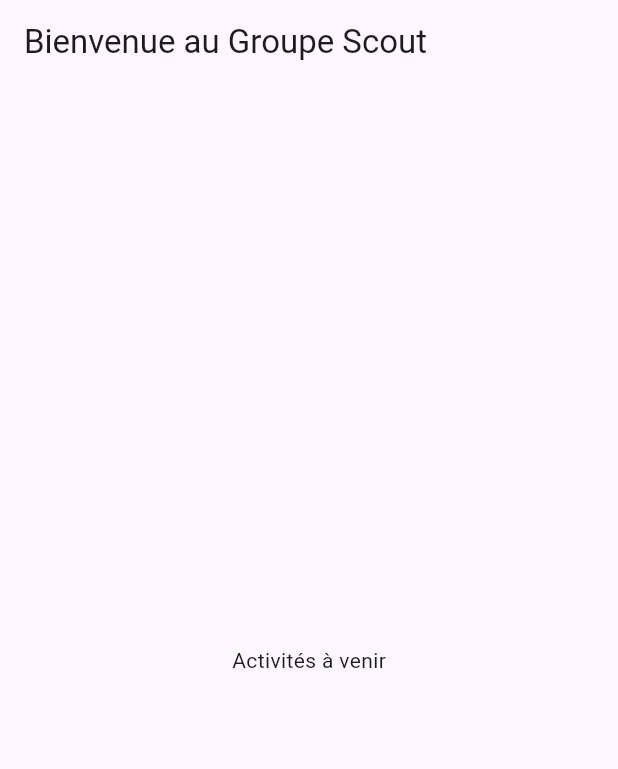
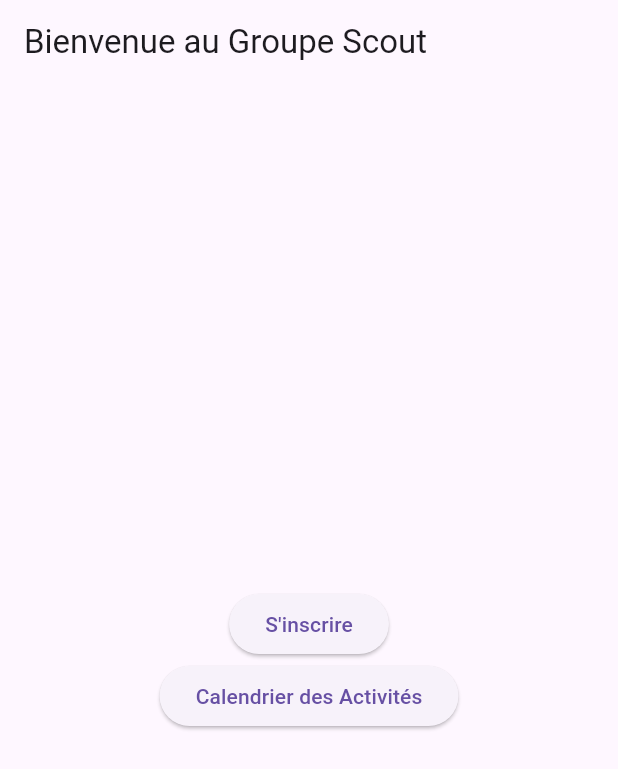
Before and after one commit to paisible7/routespoir, a Flutter app: the screen it shows after launch, on a phone screen of 412 x 824 dp. Shown: the top 769 px of the screen. Run offline on Flutter 3.47's test engine with Material 3 defaults, Android fonts, the phone set to English and light mode, and no system bars.

Commit message:
COMMIT_10_NOVEMBRE_2024 ==> creation de la page d'accueil

```diff
--- a/lib/main.dart
+++ b/lib/main.dart
@@ -1,4 +1,5 @@
 import 'package:flutter/material.dart';
+import 'screens/home_screen.dart';
 
 void main() {
   runApp(MyApp());
@@ -9,14 +10,7 @@ class MyApp extends StatelessWidget {
   Widget build(BuildContext context) {
     return MaterialApp(
       title: 'Groupe Scout',
-      home: Scaffold(
-        appBar: AppBar(
-          title: Text('Bienvenue au Groupe Scout'),
-        ),
-        body: Center(
-          child: Text('Activités à venir'),
-        ),
-      ),
+      home: HomeScreen(),
     );
   }
 }
--- a/lib/screens/home_screen.dart
+++ b/lib/screens/home_screen.dart
@@ -0,0 +1,39 @@
+import 'package:flutter/material.dart';
+import 'member_form_screen.dart';
+import 'calendar_screen.dart';
+
+class HomeScreen extends StatelessWidget {
+  @override
+  Widget build(BuildContext context) {
+    return Scaffold(
+      appBar: AppBar(
+        title: Text('Bienvenue au Groupe Scout'),
+      ),
+      body: Center(
+        child: Column(
+          mainAxisAlignment: MainAxisAlignment.center,
+          children: [
+            ElevatedButton(
+              onPressed: () {
+                Navigator.push(
+                  context,
+                  MaterialPageRoute(builder: (context) => MemberFormScreen()),
+                );
+              },
+              child: Text('S\'inscrire'),
+            ),
+            ElevatedButton(
+              onPressed: () {
+                Navigator.push(
+                  context,
+                  MaterialPageRoute(builder: (context) => CalendarScreen()),
+                );
+              },
+              child: Text('Calendrier des Activités'),
+            ),
+          ],
+        ),
+      ),
+    );
+  }
+}
```
